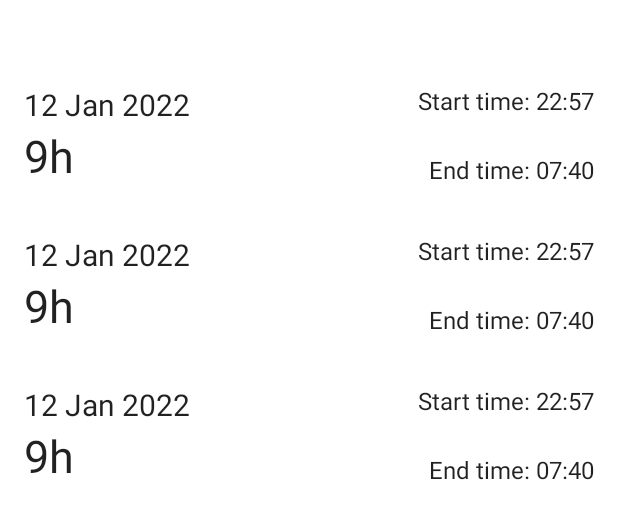
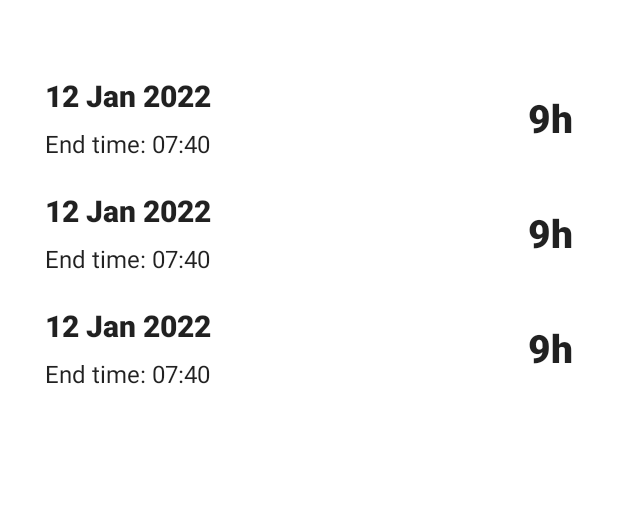
Before and after one commit to Fryzu/SleepHabitsTracker, an Android app: the layout sleep_item_list.xml on its own in the app's theme, with its tools: preview values and no code run, on a phone screen of 412 x 824 dp. Shown: the top 519 px of the screen. Run offline under Robolectric (Android 15) with nearby library versions, the phone set to English and light mode, and no system bars.

Commit message:
Restyles top components

```diff
--- a/app/src/main/res/drawable/bottom_bar_bg.xml
+++ b/app/src/main/res/drawable/bottom_bar_bg.xml
@@ -4,10 +4,10 @@
     <solid android:color="@color/white" />
 
     <padding
-        android:bottom="40dp"
+        android:bottom="20dp"
         android:left="30dp"
         android:right="30dp"
-        android:top="20dp" />
+        android:top="30dp" />
 
     <!-- we define corner radius, note that radius can be different for each corner -->
     <corners android:topLeftRadius="24dp" android:topRightRadius="24dp" />
--- a/app/src/main/res/layout/fragment_tracking_button.xml
+++ b/app/src/main/res/layout/fragment_tracking_button.xml
@@ -12,7 +12,7 @@
         android:id="@+id/textView2"
         android:layout_width="wrap_content"
         android:layout_height="match_parent"
-        android:text="Subscribe to your sleep"
+        android:text="Track your sleep data"
         android:textSize="22sp"
         android:textColor="@color/primary"
         android:fontFamily="sans-serif-black"
--- a/app/src/main/res/layout/sleep_item.xml
+++ b/app/src/main/res/layout/sleep_item.xml
@@ -4,17 +4,21 @@
     xmlns:app="http://schemas.android.com/apk/res-auto"
     xmlns:tools="http://schemas.android.com/tools"
     android:layout_width="match_parent"
-    android:layout_height="100dp"
+    android:layout_height="wrap_content"
+    android:layout_marginVertical="10dp"
     android:orientation="horizontal">
+
 
     <TextView
         android:id="@+id/start_date"
         android:layout_width="wrap_content"
         android:layout_height="wrap_content"
-        android:layout_margin="@dimen/text_margin"
+        android:layout_marginBottom="7dp"
         android:text="12 Jan 2022"
+        android:textAppearance="?attr/textAppearanceListItem"
         android:textSize="20sp"
-        android:textAppearance="?attr/textAppearanceListItem"
+        android:fontFamily="sans-serif-black"
+        app:layout_constraintBottom_toTopOf="@+id/end_time"
         app:layout_constraintStart_toStartOf="parent"
         app:layout_constraintTop_toTopOf="parent" />
 
@@ -22,20 +26,11 @@
         android:id="@+id/sleep_duration"
         android:layout_width="wrap_content"
         android:layout_height="wrap_content"
-        android:layout_margin="@dimen/text_margin"
         android:text="9h"
-        android:textSize="30sp"
+        android:fontFamily="sans-serif-black"
         android:textAppearance="?attr/textAppearanceListItem"
+        android:textSize="26sp"
         app:layout_constraintBottom_toBottomOf="parent"
-        app:layout_constraintStart_toStartOf="parent" />
-
-    <TextView
-        android:id="@+id/start_time"
-        android:layout_width="wrap_content"
-        android:layout_height="wrap_content"
-        android:layout_margin="@dimen/text_margin"
-        android:text="Start time: 22:57"
-        android:textAppearance="?attr/textAppearanceListItem"
         app:layout_constraintEnd_toEndOf="parent"
         app:layout_constraintTop_toTopOf="parent" />
 
@@ -43,9 +38,10 @@
         android:id="@+id/end_time"
         android:layout_width="wrap_content"
         android:layout_height="wrap_content"
-        android:layout_margin="@dimen/text_margin"
         android:text="End time: 07:40"
+        android:textSize="16sp"
         android:textAppearance="?attr/textAppearanceListItem"
         app:layout_constraintBottom_toBottomOf="parent"
-        app:layout_constraintEnd_toEndOf="parent" />
+        app:layout_constraintStart_toStartOf="parent" />
+
 </androidx.constraintlayout.widget.ConstraintLayout>
--- a/app/src/main/res/layout/sleep_item_list.xml
+++ b/app/src/main/res/layout/sleep_item_list.xml
@@ -7,6 +7,7 @@
         android:name="com.example.sleephabitstracker.SleepItemFragment"
         android:layout_width="match_parent"
         android:layout_height="match_parent"
+        android:paddingHorizontal="30dp"
         android:paddingVertical="40dp"
         app:layoutManager="LinearLayoutManager"
         tools:context=".sleepitems.SleepItemFragment"
```
Also changed, not shown: app/src/main/java/com/example/sleephabitstracker/sleepitems/SleepItemRecyclerViewAdapter.kt (+4 -6 lines).
